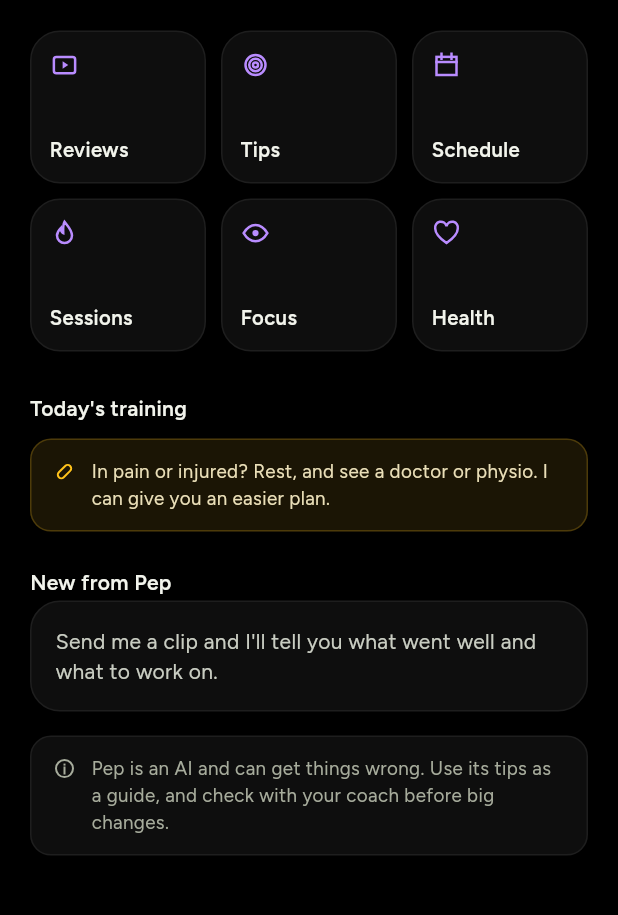
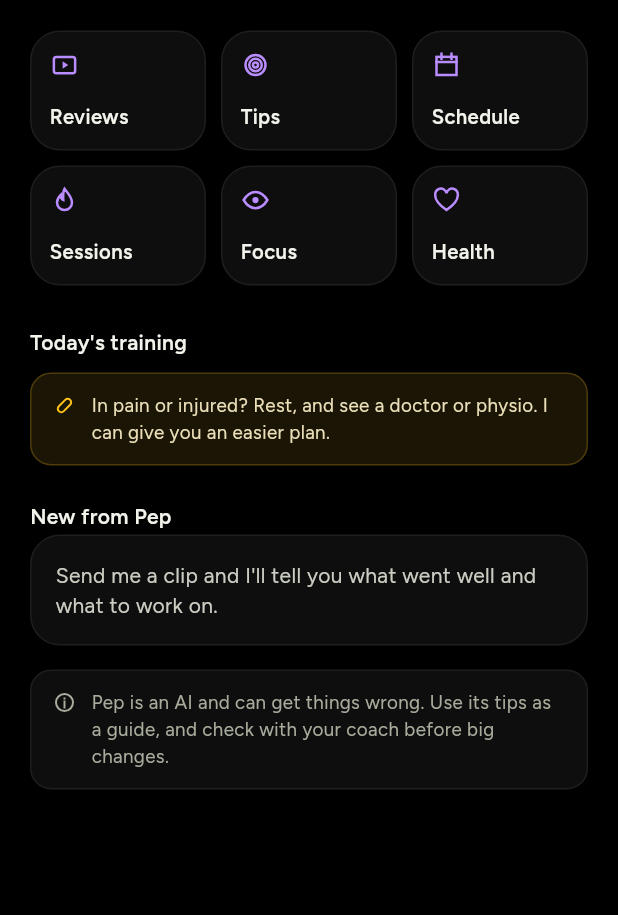
Before and after one commit to jnrkufuor/tracka-pep, a Flutter app: the PepScreen screen opened directly, on a phone screen of 412 x 824 dp, the part 100-1015 px from its top. Run offline on Flutter 3.47's test engine with Material 3 defaults, Android fonts, the phone set to English and light mode, and no system bars; our stand-ins replace connectivity_plus, firebase_core, firebase_messaging, flutter_secure_storage, flutter_svg, image_picker and 4 more; accounts and stored records are empty; network calls fail.

Commit message:
Card as an image; screens checked at four widths (#26)
* Save the card as an image; every main screen checked at four phone widths

- Share your card › Save image: draws the card into a PNG (only what the card
  shows, plus tracka.app) and opens the share sheet, for WhatsApp Status.
- test/screens_test.dart: 17 main screens (and all four tabs) built with a fake
  API at 360, 390, 412 and 430 px, with normal text, XL text and higher contrast.
  Any layout that doesn't fit fails the test.
- Handbook 09 exercise.

Co-Authored-By: Claude Opus 5.5 <noreply@anthropic.com>
Claude-Session: https://claude.ai/code/session_01KiezY9VgCQWvDooMjT1DwM

* Fit fixes the screen checks found: ripples inside cards, chips with long labels and big text, Pep shortcuts grow with text

Co-Authored-By: Claude Opus 5.5 <noreply@anthropic.com>
Claude-Session: https://claude.ai/code/session_01KiezY9VgCQWvDooMjT1DwM

* Tab bar grows with big text instead of cutting labels

Co-Authored-By: Claude Opus 5.5 <noreply@anthropic.com>
Claude-Session: https://claude.ai/code/session_01KiezY9VgCQWvDooMjT1DwM

---------

Co-authored-by: Claude Opus 5.5 <noreply@anthropic.com>

```diff
--- a/app/lib/screens/pep_screen.dart
+++ b/app/lib/screens/pep_screen.dart
@@ -102,30 +102,29 @@ class _PepScreenState extends State<PepScreen> {
               ),
             ]),
             const SizedBox(height: 18),
-            GridView.count(
-              crossAxisCount: 3,
-              shrinkWrap: true,
-              physics: const NeverScrollableScrollPhysics(),
-              mainAxisSpacing: 10,
-              crossAxisSpacing: 10,
-              childAspectRatio: 1.15,
-              children: [
+            LayoutBuilder(builder: (context, box) {
+              final w = (box.maxWidth - 20) / 3; // three across, natural height (grows with big text)
+              return Wrap(spacing: 10, runSpacing: 10, children: [
                 for (final (icon, label, count, onTap) in shortcuts)
-                  Panel(
+                  SizedBox(
+                    width: w,
+                    child: Panel(
                       padding: const EdgeInsets.all(12),
                       onTap: onTap,
-                    child: Column(crossAxisAlignment: CrossAxisAlignment.start, mainAxisAlignment: MainAxisAlignment.spaceBetween, children: [
+                      child: Column(crossAxisAlignment: CrossAxisAlignment.start, children: [
                         Row(children: [
                           TIcon(icon, size: 20, color: Tk.pep),
                           const Spacer(),
                           if (count != null && count > 0)
                             Text('$count', style: const TextStyle(fontFamily: TType.display, fontSize: 16, fontWeight: FontWeight.w800, color: Tk.ink)),
                         ]),
-                      Text(label, style: const TextStyle(fontSize: 13.5, fontWeight: FontWeight.w600, color: Tk.ink)),
+                        const SizedBox(height: 14),
+                        Text(label, maxLines: 1, overflow: TextOverflow.ellipsis, style: const TextStyle(fontSize: 13.5, fontWeight: FontWeight.w600, color: Tk.ink)),
                       ]),
                     ),
-              ],
                   ),
+              ]);
+            }),
             const SizedBox(height: 22),
             if (f != null && f.growing.isNotEmpty) ...[
               const SectionLabel('Your game is growing'),
```
Also changed, not shown: app/lib/screens/card_screens.dart (+42 -1 lines), app/lib/screens/shell.dart (+5 -4 lines), app/lib/widgets/ds.dart (+12 -4 lines), 2 other files. Lines whose indentation alone changed are shown as unchanged.
